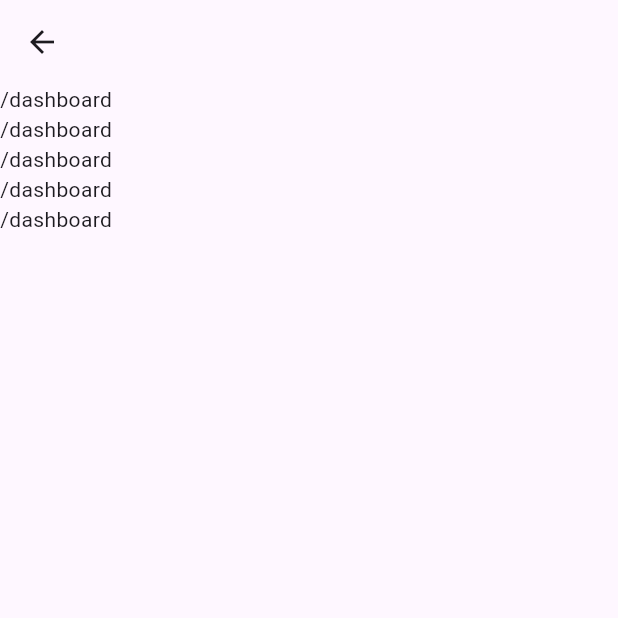
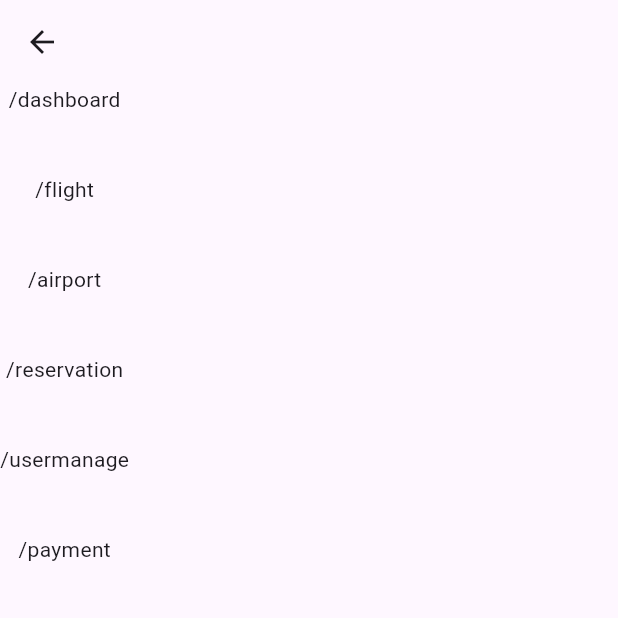
Before and after one commit to sc2bat/griffin_admin_web, a Flutter app: the IndexScreen screen opened directly, on a phone screen of 412 x 824 dp, the top half of it. Run offline on Flutter 3.47's test engine with Material 3 defaults, Android fonts, the phone set to English and light mode, and no system bars; our stand-ins replace easy_sidemenu, freezed_annotation, get_it, go_router; missing offline and left inert: simple_logger; generated files the repository leaves out were written again.

Commit message:
feat: splash screen update

```diff
--- a/lib/ui/router.dart
+++ b/lib/ui/router.dart
@@ -1,5 +1,6 @@
 import 'package:admin_web_app/di/di_setup.dart';
 import 'package:admin_web_app/ui/sample/my_home_page.dart';
+import 'package:admin_web_app/ui/splash/index_screen.dart';
 import 'package:admin_web_app/ui/user/user_screen.dart';
 import 'package:admin_web_app/ui/user/user_view_model.dart';
 import 'package:go_router/go_router.dart';
@@ -11,9 +12,7 @@ final router = GoRouter(
     GoRoute(
       name: 'splash',
       path: '/splash',
-      builder: (_, __) => const MyHomePage(
-        title: 'splash',
-      ),
+      builder: (_, __) => const IndexScreen(),
       routes: const [],
     ),
     GoRoute(
--- a/lib/ui/splash/index_screen.dart
+++ b/lib/ui/splash/index_screen.dart
@@ -12,32 +12,44 @@ class IndexScreen extends StatelessWidget {
         children: [
           GestureDetector(
             onTap: () => context.push('/dashboard'),
-            child: Container(
-              child: const Text('/dashboard'),
+            child: const SizedBox(
+              height: 60.0,
+              child: Text('/dashboard'),
             ),
           ),
           GestureDetector(
-            onTap: () => context.push('/dashboard'),
-            child: Container(
-              child: const Text('/dashboard'),
+            onTap: () => context.push('/flight'),
+            child: const SizedBox(
+              height: 60.0,
+              child: Text('/flight'),
             ),
           ),
           GestureDetector(
-            onTap: () => context.push('/dashboard'),
-            child: Container(
-              child: const Text('/dashboard'),
+            onTap: () => context.push('/airport'),
+            child: const SizedBox(
+              height: 60.0,
+              child: Text('/airport'),
             ),
           ),
           GestureDetector(
-            onTap: () => context.push('/dashboard'),
-            child: Container(
-              child: const Text('/dashboard'),
+            onTap: () => context.push('/reservation'),
+            child: const SizedBox(
+              height: 60.0,
+              child: Text('/reservation'),
             ),
           ),
           GestureDetector(
-            onTap: () => context.push('/dashboard'),
-            child: Container(
-              child: const Text('/dashboard'),
+            onTap: () => context.push('/usermanage'),
+            child: const SizedBox(
+              height: 60.0,
+              child: Text('/usermanage'),
+            ),
+          ),
+          GestureDetector(
+            onTap: () => context.push('/payment'),
+            child: const SizedBox(
+              height: 60.0,
+              child: Text('/payment'),
             ),
           ),
         ],
--- a/lib/ui/user/user_screen.dart
+++ b/lib/ui/user/user_screen.dart
@@ -16,7 +16,7 @@ class _UserScreenState extends State<UserScreen> {
     Future.microtask(() {
       final UserViewModel userViewModel = context.read<UserViewModel>();
 
-      userViewModel.getUserList();
+      // userViewModel.getUserList();
     });
     super.initState();
   }
```
